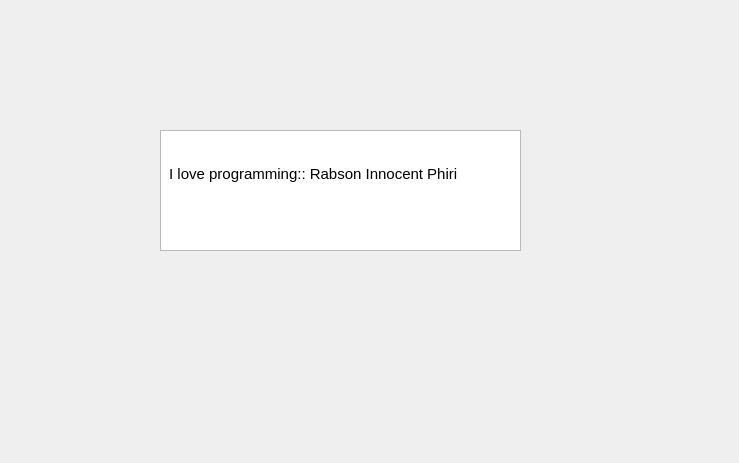
Before: the Qt Designer form index.ui in Rabsoninnora/RoseGardenPlantCareSystem, drawn with Qt 5.
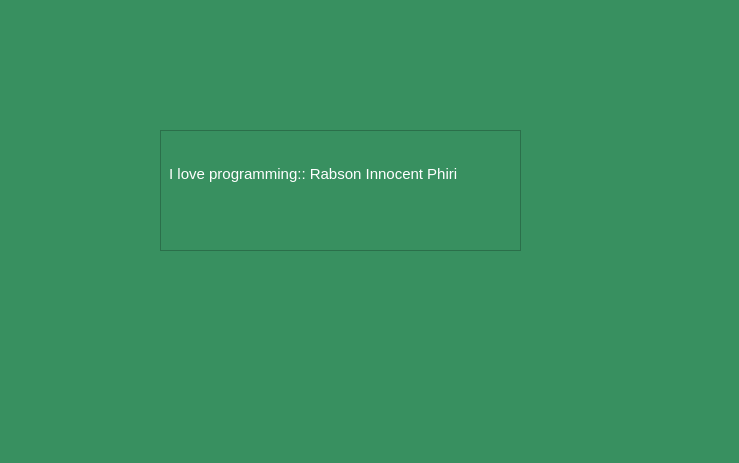
After: the same form once the commit is applied.

Diff of the .ui file:
```diff
--- a/index.ui
+++ b/index.ui
@@ -13,6 +13,9 @@
   <property name="windowTitle">
    <string>The Rose Garden Nursery  System 1.0</string>
   </property>
+  <property name="styleSheet">
+   <string notr="true">background-color: rgb(56, 144, 96);</string>
+  </property>
   <widget class="QTextEdit" name="textEdit">
    <property name="geometry">
     <rect>
@@ -22,6 +25,9 @@
      <height>121</height>
     </rect>
    </property>
+   <property name="styleSheet">
+    <string notr="true">color: rgb(255, 255, 255);</string>
+   </property>
    <property name="html">
     <string>&lt;!DOCTYPE HTML PUBLIC &quot;-//W3C//DTD HTML 4.0//EN&quot; &quot;http://www.w3.org/TR/REC-html40/strict.dtd&quot;&gt;
 &lt;html&gt;&lt;head&gt;&lt;meta name=&quot;qrichtext&quot; content=&quot;1&quot; /&gt;&lt;meta charset=&quot;utf-8&quot; /&gt;&lt;style type=&quot;text/css&quot;&gt;
```
